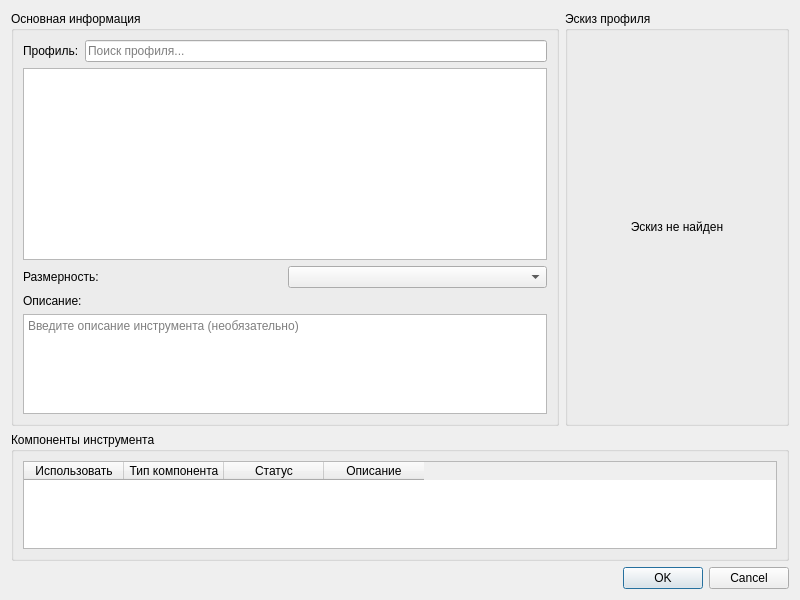
formemu/aditim-monitor, file src/client/ui/dialog_edit_profile_tool.ui: the form before one commit.
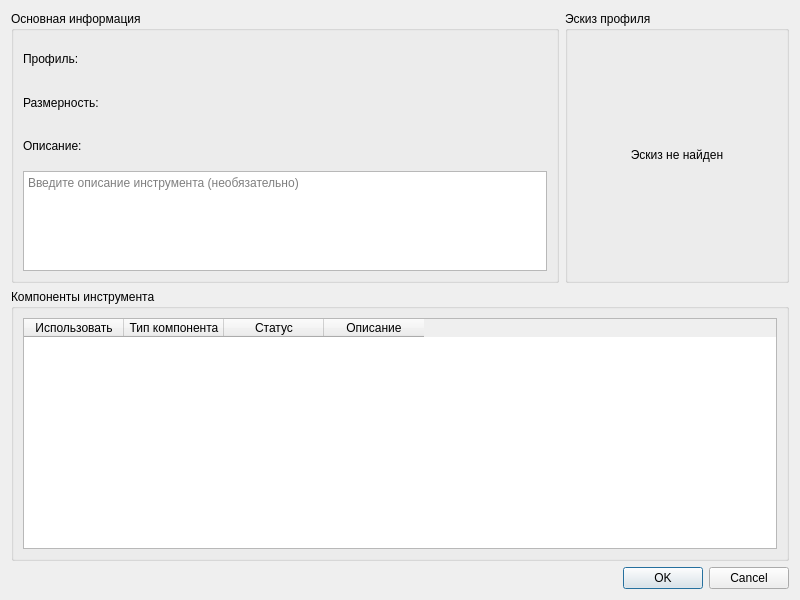
The form after the commit.

Commit message: feat: Обновлены диалоги и API для инструментов профиля, улучшена обработка данных и интерфейс

What changed in the file:
```diff
--- a/src/client/ui/dialog_edit_profile_tool.ui
+++ b/src/client/ui/dialog_edit_profile_tool.ui
@@ -31,18 +31,8 @@
             </property>
            </widget>
           </item>
-          <item>
-           <widget class="QLineEdit" name="lineEdit_profile_search">
-            <property name="placeholderText">
-             <string>Поиск профиля...</string>
-            </property>
-           </widget>
-          </item>
          </layout>
         </item>
-        <item>
-         <widget class="QListWidget" name="listWidget_profile_results"/>
-        </item>
         <item>
          <layout class="QHBoxLayout" name="horizontalLayout_dimension">
           <item>
@@ -52,9 +42,6 @@
             </property>
            </widget>
           </item>
-          <item>
-           <widget class="QComboBox" name="comboBox_dimension"/>
-          </item>
          </layout>
         </item>
         <item>
```
Left out of the diff: 6 changed lines with no effect on the pictures. Lines whose indentation alone changed are shown as unchanged. The commit also changes 7 other files.
